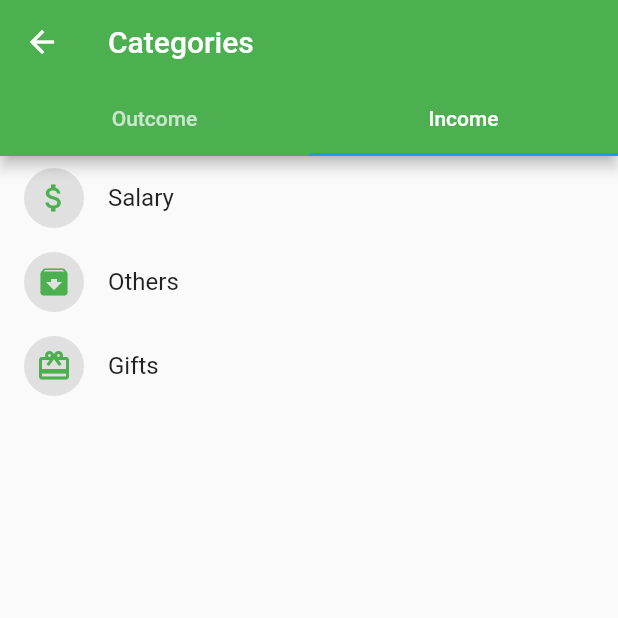
After one commit to iridiscenthummingbird/money_project, a Flutter app: the ChoosingCategory screen opened directly, tab 2 chosen, on a phone screen of 412 x 824 dp, the top half of it. The commit adds this screen. Run offline on Flutter 3.47's test engine with Material 2 defaults, Android fonts, the phone set to English and light mode, and no system bars.

Commit message:
Add choosing category

```diff
--- a/lib/pages/AddingOperationPage.dart
+++ b/lib/pages/AddingOperationPage.dart
@@ -2,9 +2,8 @@ import 'package:flutter/material.dart';
 import 'package:intl/intl.dart';
 import 'package:money_project/Category.dart';
 import 'package:money_project/Operation.dart';
-
-import '../Categories.dart';
 import '../Wallet.dart';
+import 'ChoosingCategory.dart';
 
 class AddingOperationPage extends StatefulWidget {
   @override
@@ -34,6 +33,20 @@ class AddingOperationPageState extends State<AddingOperationPage> {
     Wallet("Wallet", 500.0),
     Wallet("Card", 1000.0, icon: Icons.credit_card)
   ];
+
+  void chooseCategory() async{
+
+    final result = await Navigator.push(context, MaterialPageRoute(builder: (context) => ChoosingCategory(),),);
+
+    setState((){
+      if(result != null){
+        category = result;
+        txt.text = category.name;
+      }
+    });
+
+  }
+
 
   DateTime _date = DateTime.now();
 
@@ -97,14 +110,7 @@ class AddingOperationPageState extends State<AddingOperationPage> {
                   EdgeInsets.all(6.0) + EdgeInsets.only(left: 20, right: 20),
               child: TextFormField(
                 readOnly: true,
-                onTap: () {
-                  setState(() {
-                    category = isOutcome
-                        ? Categories.outcomeList[1]
-                        : Categories.incomeList[2];
-                    txt.text = category.name;
-                  });
-                },
+                onTap: chooseCategory,
                 controller: txt,
                 validator: (String value) {
                     if (value.isEmpty) {
--- /dev/null
+++ b/lib/pages/ChoosingCategory.dart
@@ -0,0 +1,65 @@
+import 'package:flutter/material.dart';
+import 'package:money_project/Categories.dart';
+import 'package:money_project/Category.dart';
+
+class ChoosingCategory extends StatefulWidget {
+  @override
+  ChoosingCategoryState createState() => ChoosingCategoryState();
+}
+
+class ChoosingCategoryState extends State<ChoosingCategory> {
+  @override
+  Widget build(BuildContext context) {
+    return DefaultTabController(
+        length: 2,
+        child: Scaffold(
+          appBar: AppBar(
+            title: Text("Categories"),
+            bottom: TabBar(
+              tabs: <Widget>[
+                Tab(
+                  text: 'Outcome',
+                ),
+                Tab(
+                  text: 'Income',
+                )
+              ],
+            ),
+          ),
+          body: TabBarView(
+            children: <Widget>[
+              ListView(
+                children: Categories.outcomeList.map((Category category) {
+                  return ListTile(
+                    onTap: (){
+                      Navigator.pop(context, category);
+                    },
+                    title: Text(category.name),
+                    leading: CircleAvatar(
+                      child: Icon(category.icon),
+                      foregroundColor: Colors.green,
+                      backgroundColor: Colors.grey[300],
+                    ),
+                  );
+                }).toList(),
+              ),
+              ListView(
+                children: Categories.incomeList.map((Category category) {
+                  return ListTile(
+                    onTap: (){
+                      Navigator.pop(context, category);
+                    },
+                    title: Text(category.name),
+                    leading: CircleAvatar(
+                      child: Icon(category.icon),
+                      foregroundColor: Colors.green,
+                      backgroundColor: Colors.grey[300],
+                    ),
+                  );
+                }).toList(),
+              ),
+            ],
+          ),
+        ));
+  }
+}
```
